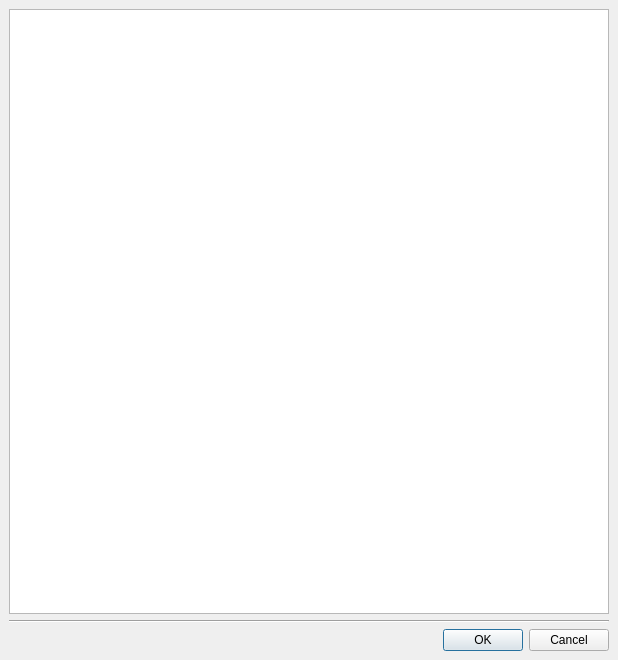
Qt form src/plugins/projectexplorer/dependenciesdialog.ui (qt-creator/qt-creator) before a commit.
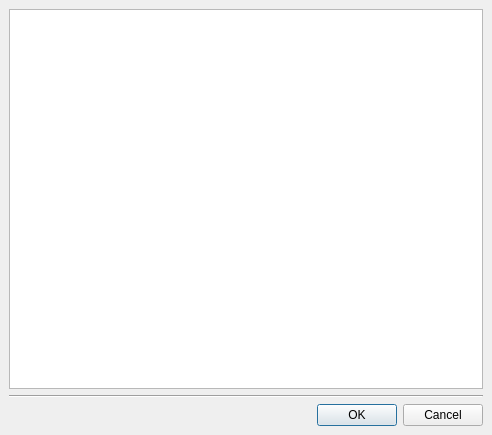
The same form after that commit.

Commit message:
Make project dependencies dialog accessible again
Not entirely sure about the location of the menu entry. Also, the dialog
is in dire need of a redesign.

What changed in the file:
```diff
--- a/src/plugins/projectexplorer/dependenciesdialog.ui
+++ b/src/plugins/projectexplorer/dependenciesdialog.ui
@@ -1,12 +1,12 @@
 <ui version="4.0" >
  <class>ProjectExplorer::Internal::DependenciesDialog</class>
- <widget class="QDialog" name="ProjectExplorer::Internal::DependenciesDialog" >
-  <property name="geometry" >
+ <widget class="QDialog" name="ProjectExplorer::Internal::DependenciesDialog">
+  <property name="geometry">
    <rect>
     <x>0</x>
     <y>0</y>
-    <width>618</width>
-    <height>660</height>
+    <width>492</width>
+    <height>435</height>
    </rect>
   </property>
   <property name="windowTitle" >
@@ -29,14 +29,8 @@
     <number>9</number>
    </property>
    <item>
-    <widget class="QTableView" name="dependencyTable" >
-     <property name="minimumSize" >
-      <size>
-       <width>600</width>
-       <height>600</height>
-      </size>
-     </property>
-     <property name="selectionMode" >
+    <widget class="QTableView" name="dependencyTable">
+     <property name="selectionMode">
       <enum>QAbstractItemView::SingleSelection</enum>
      </property>
     </widget>
```
Left out of the diff: 38 changed lines with no effect on the pictures. The commit also changes 1 other file.
